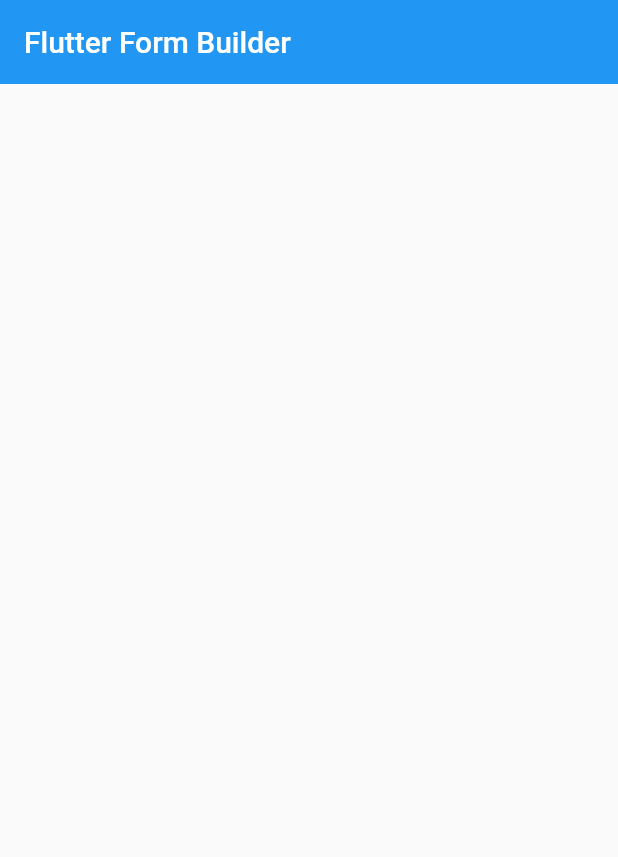
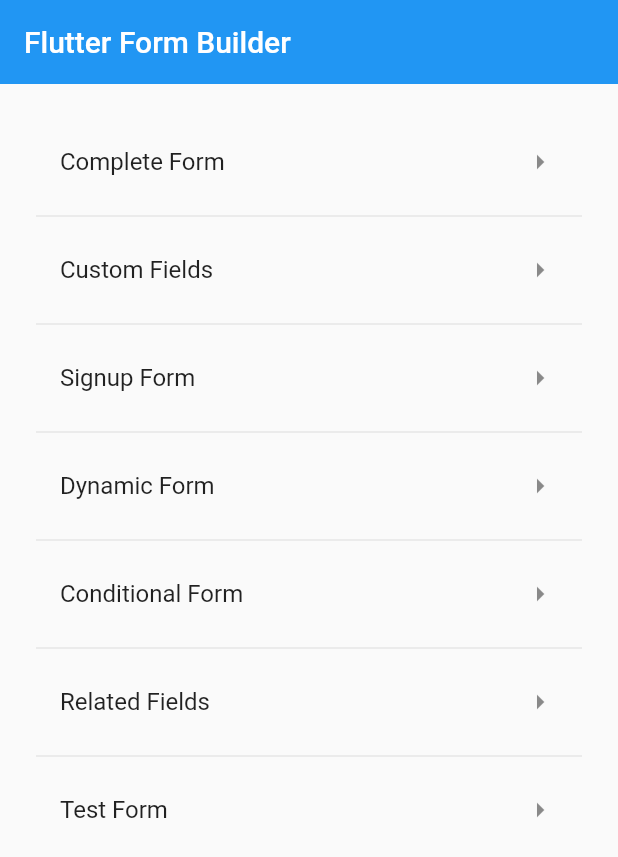
Before and after one commit to a307/tru-dawson-project, a Flutter app: the screen it shows after launch, on a phone screen of 412 x 824 dp. Shown: the top 857 px of the screen. Run offline on Flutter 3.47's test engine with Material 2 defaults, Android fonts, the phone set to English and light mode, and no system bars; our stand-ins replace cloud_firestore, firebase_auth, firebase_core, firebase_database, flutter_form_builder, form_builder_validators; accounts and stored records are empty.

Commit message:
readded the formbuilder code

```diff
--- a/tru_dawson_project/lib/main.dart
+++ b/tru_dawson_project/lib/main.dart
@@ -41,7 +41,9 @@
   final snapshot = await ref.get();
   //Print data out if there is any
   if (snapshot.exists) {
+    //Loop through forms
     for (int i = 0; i < snapshot.children.length; i++) {
+      //print out form names from metadata
       print(snapshot.child('form$i/metadata/formName').value);
     }
   } else {
@@ -79,7 +81,126 @@
     return CodePage(
       title: 'Flutter Form Builder',
       child: ListView(
-        children: <Widget>[],
+        children: <Widget>[
+          ListTile(
+            title: const Text('Complete Form'),
+            trailing: const Icon(Icons.arrow_right_sharp),
+            onTap: () {
+              Navigator.of(context).push(
+                MaterialPageRoute(
+                  builder: (context) {
+                    return const CodePage(
+                      title: 'Complete Form',
+                      child: CompleteForm(),
+                    );
+                  },
+                ),
+              );
+            },
+          ),
+          const Divider(),
+          ListTile(
+            title: const Text('Custom Fields'),
+            trailing: const Icon(Icons.arrow_right_sharp),
+            onTap: () {
+              Navigator.of(context).push(
+                MaterialPageRoute(
+                  builder: (context) {
+                    return const CodePage(
+                      title: 'Custom Fields',
+                      child: CustomFields(),
+                    );
+                  },
+                ),
+              );
+            },
+          ),
+          const Divider(),
+          ListTile(
+            title: const Text('Signup Form'),
+            trailing: const Icon(Icons.arrow_right_sharp),
+            onTap: () {
+              Navigator.of(context).push(
+                MaterialPageRoute(
+                  builder: (context) {
+                    return const CodePage(
+                      title: 'Signup Form',
+                      child: SignupForm(),
+                    );
+                  },
+                ),
+              );
+            },
+          ),
+          const Divider(),
+          ListTile(
+            title: const Text('Dynamic Form'),
+            trailing: const Icon(Icons.arrow_right_sharp),
+            onTap: () {
+              Navigator.of(context).push(
+                MaterialPageRoute(
+                  builder: (context) {
+                    return const CodePage(
+                      title: 'Dynamic Form',
+                      child: DynamicFields(),
+                    );
+                  },
+                ),
+              );
+            },
+          ),
+          const Divider(),
+          ListTile(
+            title: const Text('Conditional Form'),
+            trailing: const Icon(Icons.arrow_right_sharp),
+            onTap: () {
+              Navigator.of(context).push(
+                MaterialPageRoute(
+                  builder: (context) {
+                    return const CodePage(
+                      title: 'Conditional Form',
+                      child: ConditionalFields(),
+                    );
+                  },
+                ),
+              );
+            },
+          ),
+          const Divider(),
+          ListTile(
+            title: const Text('Related Fields'),
+            trailing: const Icon(Icons.arrow_right_sharp),
+            onTap: () {
+              Navigator.of(context).push(
+                MaterialPageRoute(
+                  builder: (context) {
+                    return const CodePage(
+                      title: 'Related Fields',
+                      child: RelatedFields(),
+                    );
+                  },
+                ),
+              );
+            },
+          ),
+          const Divider(),
+          ListTile(
+            title: const Text('Test Form'),
+            trailing: const Icon(Icons.arrow_right_sharp),
+            onTap: () {
+              Navigator.of(context).push(
+                MaterialPageRoute(
+                  builder: (context) {
+                    return const CodePage(
+                      title: 'Test Form',
+                      child: RelatedFields(),
+                    );
+                  },
+                ),
+              );
+            },
+          ),
+        ],
       ),
     );
   }
```
